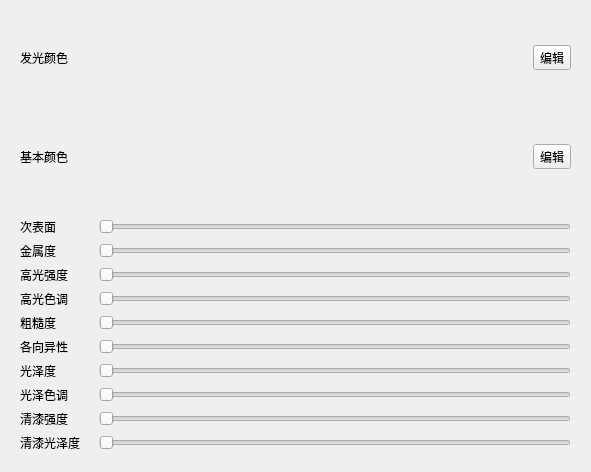
pitbullcty/Ray-tracing-renderer, file ui/MaterialInspector.ui: the form before one commit.
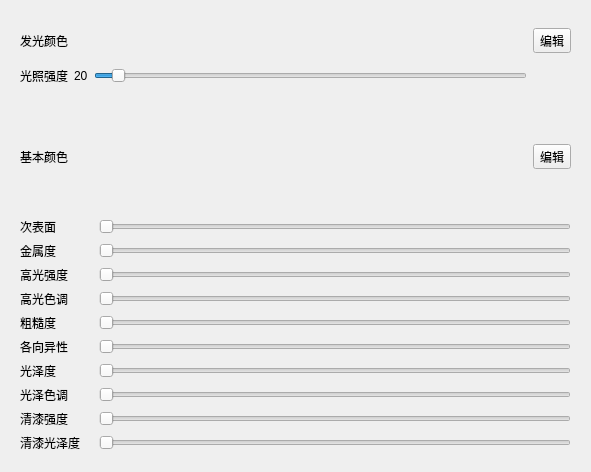
The form after the commit.

The edit to the form file:
```diff
--- a/ui/MaterialInspector.ui
+++ b/ui/MaterialInspector.ui
@@ -362,8 +362,41 @@
    </item>
    <item row="0" column="0" colspan="2">
     <widget class="QWidget" name="emissiveWidget" native="true">
-     <layout class="QHBoxLayout" name="horizontalLayout_4">
-      <item>
+     <layout class="QGridLayout" name="gridLayout_2">
+      <item row="2" column="0">
+       <widget class="QLabel" name="label_13">
+        <property name="toolTip">
+         <string>自发光强度，数值越高强度越大</string>
+        </property>
+        <property name="text">
+         <string>光照强度</string>
+        </property>
+       </widget>
+      </item>
+      <item row="2" column="1">
+       <widget class="QLabel" name="labelFactor">
+        <property name="text">
+         <string>20</string>
+        </property>
+       </widget>
+      </item>
+      <item row="2" column="2">
+       <widget class="QSlider" name="horizontalSliderFactor">
+        <property name="minimum">
+         <number>10</number>
+        </property>
+        <property name="maximum">
+         <number>255</number>
+        </property>
+        <property name="value">
+         <number>20</number>
+        </property>
+        <property name="orientation">
+         <enum>Qt::Horizontal</enum>
+        </property>
+       </widget>
+      </item>
+      <item row="1" column="0">
        <widget class="QLabel" name="label">
         <property name="toolTip">
          <string>作为光源时的发光颜色</string>
@@ -373,23 +406,19 @@
         </property>
        </widget>
       </item>
-      <item>
-       <layout class="QHBoxLayout" name="horizontalLayout">
-        <item>
-         <widget class="QLabel" name="labelEmissive">
-          <property name="text">
-           <string/>
-          </property>
-         </widget>
-        </item>
-        <item>
-         <widget class="QToolButton" name="toolButtonEmissive">
-          <property name="text">
-           <string>编辑</string>
-          </property>
-         </widget>
-        </item>
-       </layout>
+      <item row="1" column="3">
+       <widget class="QToolButton" name="toolButtonEmissive">
+        <property name="text">
+         <string>编辑</string>
+        </property>
+       </widget>
+      </item>
+      <item row="1" column="1" colspan="2">
+       <widget class="QLabel" name="labelEmissive">
+        <property name="text">
+         <string/>
+        </property>
+       </widget>
       </item>
      </layout>
     </widget>
```
